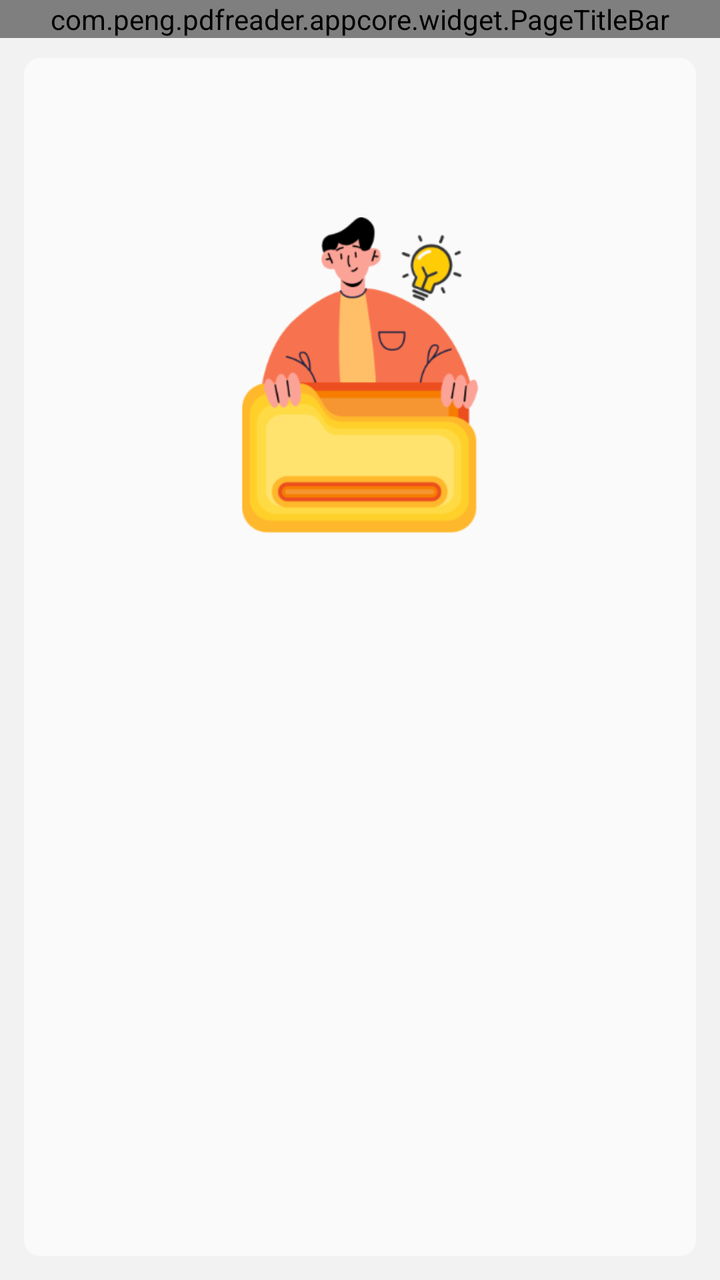
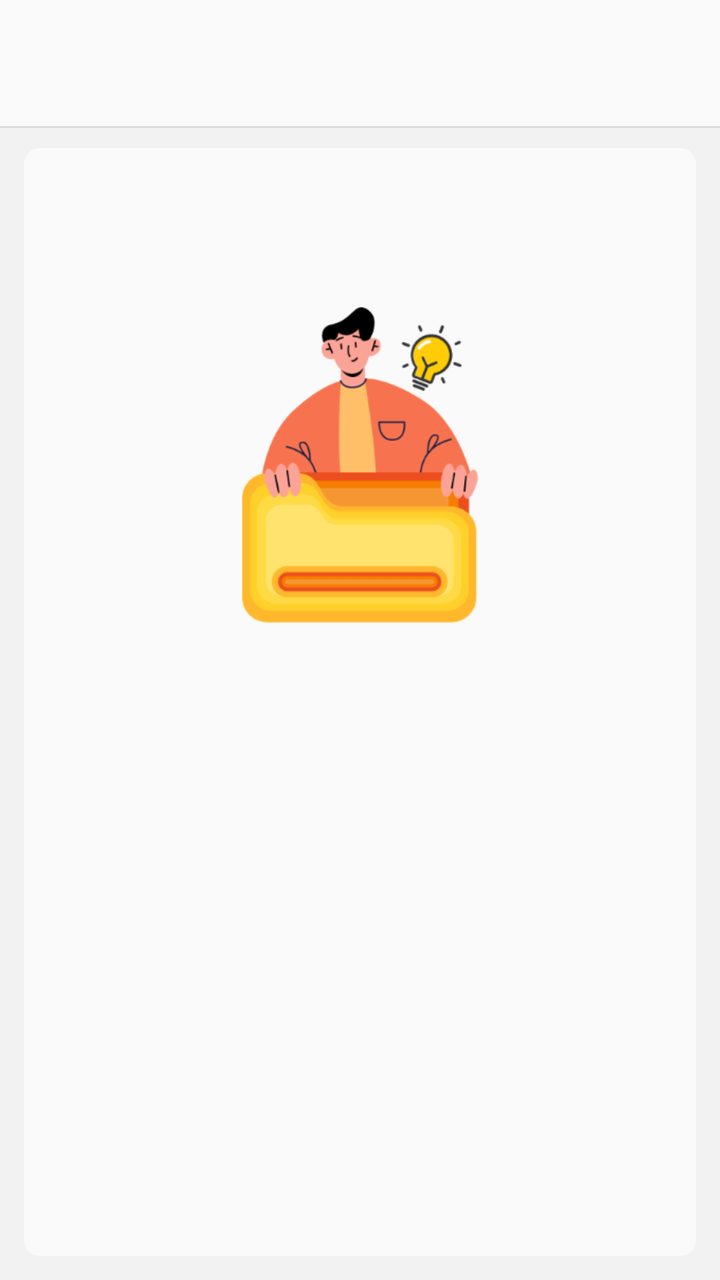

The first picture is an Android layout as it rendered before a commit; the second is the same layout after the commit. The layout source and the unified diff follow.
<!-- AndroidManifest.xml: application theme Theme.PdfReader -->
<!-- res/layout/activity_tools_progress.xml -->
<?xml version="1.0" encoding="utf-8"?>
<LinearLayout xmlns:android="http://schemas.android.com/apk/res/android"
    android:layout_width="match_parent"
    android:layout_height="match_parent"
    android:background="@color/surface_subtle"
    android:orientation="vertical">

    <com.peng.pdfreader.appcore.widget.PageTitleBar
        android:id="@+id/titleBar"
        android:layout_width="match_parent"
        android:layout_height="wrap_content" />

    <include
        android:id="@+id/progressView"
        android:layout_width="match_parent"
        android:layout_height="0dp"
        android:layout_weight="1"
        layout="@layout/tools_view_progress" />

</LinearLayout>
<!-- res/layout/tools_view_progress.xml (included above) -->
<?xml version="1.0" encoding="utf-8"?>
<FrameLayout xmlns:android="http://schemas.android.com/apk/res/android"
    android:layout_width="match_parent"
    android:layout_height="match_parent">

    <View
        android:id="@+id/progressCard"
        android:layout_width="match_parent"
        android:layout_height="match_parent"
        android:layout_marginStart="12dp"
        android:layout_marginTop="10dp"
        android:layout_marginEnd="12dp"
        android:layout_marginBottom="12dp"
        android:background="@drawable/bg_card_r8" />

    <ImageView
        android:id="@+id/ivProgressArt"
        android:layout_width="127dp"
        android:layout_height="162dp"
        android:layout_gravity="top|center_horizontal"
        android:layout_marginTop="88dp"
        android:contentDescription="@null"
        android:src="@mipmap/bg_deal_progress" />

    <TextView
        android:id="@+id/tvProgressPercent"
        android:layout_width="wrap_content"
        android:layout_height="wrap_content"
        android:layout_gravity="top|center_horizontal"
        android:layout_marginTop="278dp"
        android:fontFamily="sans-serif-black"
        android:textColor="@color/brand_primary"
        android:textSize="24sp" />

    <TextView
        android:id="@+id/tvProgressLabel"
        android:layout_width="wrap_content"
        android:layout_height="wrap_content"
        android:layout_gravity="top|center_horizontal"
        android:layout_marginTop="304dp"
        android:textColor="@color/text_secondary"
        android:textSize="15sp"
        android:textStyle="bold" />

    
    <FrameLayout
        android:id="@+id/progressHolder"
        android:layout_width="240dp"
        android:layout_height="24dp"
        android:layout_gravity="top|center_horizontal"
        android:layout_marginTop="354dp">

        <View
            android:id="@+id/progressTrack"
            android:layout_width="match_parent"
            android:layout_height="6dp"
            android:layout_gravity="center" />

        <View
            android:id="@+id/progressFill"
            android:layout_width="0dp"
            android:layout_height="6dp"
            android:layout_gravity="start|center_vertical" />

        <ImageView
            android:id="@+id/progressKnob"
            android:layout_width="24dp"
            android:layout_height="24dp"
            android:layout_gravity="start|center_vertical"
            android:contentDescription="@null" />

    </FrameLayout>

</FrameLayout>
<!-- resources referenced by this layout -->
<resources>
  <color name="brand_primary">#da232f</color>
  <color name="surface_subtle">#f2f2f2</color>
  <color name="text_secondary">#333333</color>
  <!-- drawable bg_card_r8 (drawable) -->
  <?xml version="1.0" encoding="utf-8"?>
  <shape xmlns:android="http://schemas.android.com/apk/res/android"
      android:shape="rectangle"
      >
      <solid android:color="#fffafafa"/>
      <corners android:radius="8dp"/>
  </shape>
  <style name="Theme.PdfReader" parent="Theme.AppCore">
          <item name="android:windowBackground">@color/surface_subtle</item>
      </style>
  <color name="brand_primary_dark">#dc2634</color>
  <color name="text_on_tint">#f8fbff</color>
  <color name="status_error_deep">#cc2631</color>
  <color name="surface_card">#fafafa</color>
  <color name="text_primary">#060606</color>
  <color name="surface_muted">#f1f1f1</color>
  <color name="text_tertiary">#666666</color>
  <color name="status_error_crimson">#c42e47</color>
  <color name="text_placeholder">#999999</color>
  <style name="Widget.AppCore.BottomSheet" parent="Widget.MaterialComponents.BottomSheet.Modal">
          <item name="backgroundTint">@color/surface_white_alt</item>
          <item name="shapeAppearanceOverlay">@style/ShapeAppearance.AppCore.BottomSheet</item>
          <item name="android:background">@android:color/transparent</item>
      </style>
  <color name="surface_white_alt">#fffdfd</color>
  <style name="MaterialAlertDialog.AppCore" parent="MaterialAlertDialog.MaterialComponents">
          <item name="shapeAppearanceOverlay">@style/ShapeAppearance.AppCore.Dialog</item>
          <item name="backgroundTint">@color/surface_white_alt</item>
      </style>
  <style name="MaterialAlertDialog.AppCore.Title" parent="MaterialAlertDialog.MaterialComponents.Title.Text">
          <item name="android:textColor">@color/text_primary</item>
      </style>
  <style name="Widget.AppCore.Button.Text" parent="Widget.MaterialComponents.Button.TextButton">
          <item name="android:textColor">@color/text_on_tint</item>
          <item name="android:letterSpacing">0</item>
          <item name="android:textSize">16sp</item>
      </style>
  <style name="ShapeAppearance.AppCore.BottomSheet" parent="">
          <item name="cornerFamily">rounded</item>
          <item name="cornerSizeTopLeft">@dimen/radius_xl</item>
          <item name="cornerSizeTopRight">@dimen/radius_xl</item>
          <item name="cornerSizeBottomLeft">0dp</item>
          <item name="cornerSizeBottomRight">0dp</item>
      </style>
  <style name="ShapeAppearance.AppCore.Dialog" parent="">
          <item name="cornerFamily">rounded</item>
          <item name="cornerSize">@dimen/radius_xl</item>
      </style>
  <dimen name="radius_xl">16dp</dimen>
  <!-- unchanged entries left out for length: 4 -->
</resources>

<!-- the commit's change to res/layout/activity_tools_progress.xml (unified diff, before → after) -->
@@ -5,10 +5,40 @@
     android:background="@color/surface_subtle"
     android:orientation="vertical">
 
-    <com.peng.pdfreader.appcore.widget.PageTitleBar
-        android:id="@+id/titleBar"
+    
+    <LinearLayout
         android:layout_width="match_parent"
-        android:layout_height="wrap_content" />
+        android:layout_height="63dp"
+        android:background="@color/surface_card"
+        android:gravity="center_vertical"
+        android:orientation="horizontal"
+        android:paddingStart="20dp"
+        android:paddingEnd="20dp">
+
+        <ImageView
+            android:id="@+id/ivBack"
+            android:layout_width="24dp"
+            android:layout_height="24dp"
+            android:layout_marginEnd="8dp"
+            android:contentDescription="@string/label_back"
+            android:src="@drawable/ic_arrow_back"
+            android:visibility="gone" />
+
+        <TextView
+            android:id="@+id/tvTitle"
+            style="@style/TextAppearance.AppCore.PageTitle"
+            android:layout_width="0dp"
+            android:layout_height="wrap_content"
+            android:layout_weight="1"
+            android:ellipsize="end"
+            android:maxLines="1" />
+    </LinearLayout>
+
+    
+    <View
+        android:layout_width="match_parent"
+        android:layout_height="1dp"
+        android:background="@color/surface_hairline" />
 
     <include
         android:id="@+id/progressView"
<!-- resource entries referenced after the edit -->
@@ -11,6 +11,25 @@
       <solid android:color="#fffafafa"/>
       <corners android:radius="8dp"/>
   </shape>
+  <!-- drawable ic_arrow_back (drawable) -->
+  <?xml version="1.0" encoding="utf-8"?>
+  <vector xmlns:android="http://schemas.android.com/apk/res/android"
+      android:width="24dp"
+      android:height="24dp"
+      android:viewportWidth="24"
+      android:viewportHeight="24"
+      android:tint="@color/text_secondary">
+      <path
+          android:fillColor="#FF000000"
+          android:pathData="M15.7,4.3a1,1 0 0,1 0,1.4L9.4,12l6.3,6.3a1,1 0 1,1 -1.4,1.4l-7,-7a1,1 0 0,1 0,-1.4l7,-7a1,1 0 0,1 1.4,0z" />
+  </vector>
+  <string name="label_back" translatable="false">Back</string>
+  <style name="TextAppearance.AppCore.PageTitle" parent="TextAppearance.MaterialComponents.Headline6">
+          <item name="android:textSize">20sp</item>
+          <item name="android:textStyle">bold</item>
+          <item name="android:textColor">@color/text_primary</item>
+          <item name="android:includeFontPadding">false</item>
+      </style>
   <style name="Theme.PdfReader" parent="Theme.AppCore">
           <item name="android:windowBackground">@color/surface_subtle</item>
       </style>
@@ -18,6 +37,7 @@
   <color name="text_on_tint">#f8fbff</color>
   <color name="status_error_deep">#cc2631</color>
   <color name="surface_card">#fafafa</color>
+  <color name="surface_hairline">#dddddd</color>
   <color name="text_primary">#060606</color>
   <color name="surface_muted">#f1f1f1</color>
   <color name="text_tertiary">#666666</color>
